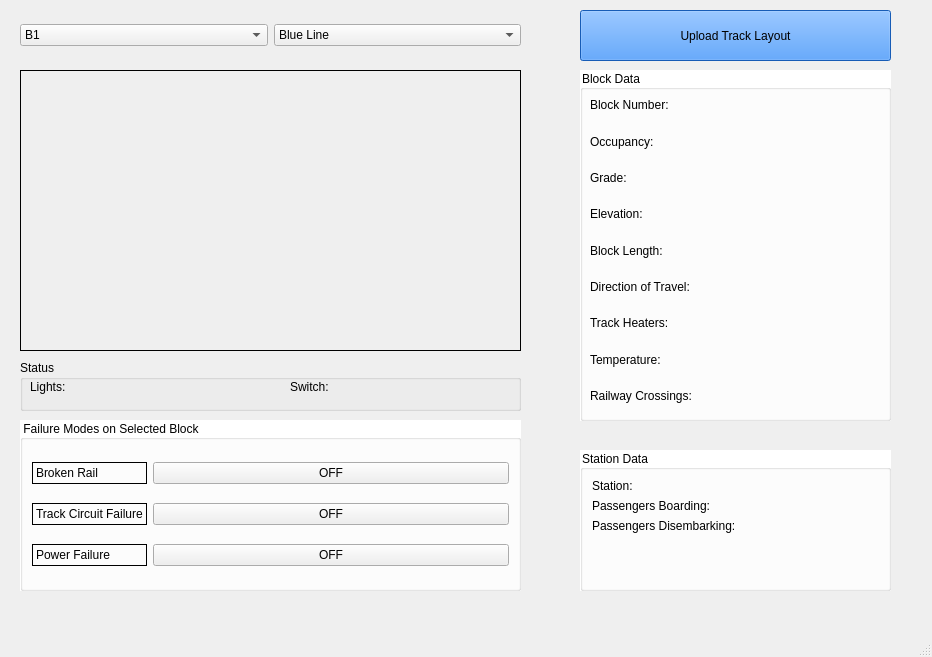
Qt form Track Model/Track_Model.ui (asmithie13/ECE-1140) before a commit.
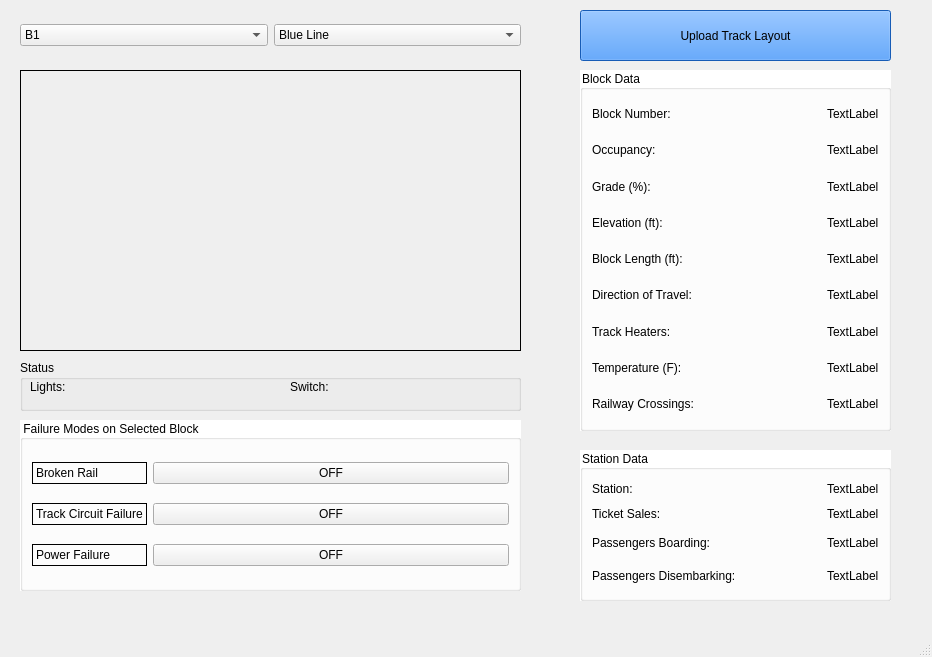
The same form after that commit. Icons and pictures are not drawn.

Patch:
```diff
--- a/Track Model/Track_Model.ui
+++ b/Track Model/Track_Model.ui
@@ -168,7 +168,7 @@
       <x>580</x>
       <y>70</y>
       <width>311</width>
-      <height>351</height>
+      <height>361</height>
      </rect>
     </property>
     <property name="styleSheet">
@@ -180,89 +180,259 @@
     <property name="title">
      <string>Block Data</string>
     </property>
-    <widget class="QWidget" name="layoutWidget">
-     <property name="geometry">
-      <rect>
-       <x>10</x>
-       <y>20</y>
-       <width>161</width>
-       <height>321</height>
-      </rect>
-     </property>
-     <layout class="QVBoxLayout" name="verticalLayout">
-      <item>
+    <layout class="QGridLayout" name="gridLayout_3">
+     <item row="0" column="0">
        <widget class="QLabel" name="label_6">
         <property name="text">
          <string>Block Number:</string>
         </property>
        </widget>
       </item>
-      <item>
+     <item row="0" column="1" colspan="2">
+      <spacer name="horizontalSpacer">
+       <property name="orientation">
+        <enum>Qt::Horizontal</enum>
+       </property>
+       <property name="sizeHint" stdset="0">
+        <size>
+         <width>138</width>
+         <height>20</height>
+        </size>
+       </property>
+      </spacer>
+     </item>
+     <item row="0" column="3">
+      <widget class="QLabel" name="label_16">
+       <property name="text">
+        <string>TextLabel</string>
+       </property>
+      </widget>
+     </item>
+     <item row="1" column="0">
        <widget class="QLabel" name="label_7">
         <property name="text">
          <string>Occupancy:</string>
         </property>
        </widget>
       </item>
-      <item>
+     <item row="1" column="1" colspan="2">
+      <spacer name="horizontalSpacer_2">
+       <property name="orientation">
+        <enum>Qt::Horizontal</enum>
+       </property>
+       <property name="sizeHint" stdset="0">
+        <size>
+         <width>138</width>
+         <height>20</height>
+        </size>
+       </property>
+      </spacer>
+     </item>
+     <item row="1" column="3">
+      <widget class="QLabel" name="label_17">
+       <property name="text">
+        <string>TextLabel</string>
+       </property>
+      </widget>
+     </item>
+     <item row="2" column="0">
        <widget class="QLabel" name="label_8">
         <property name="text">
-         <string>Grade:</string>
+        <string>Grade (%):</string>
         </property>
        </widget>
       </item>
-      <item>
+     <item row="2" column="1" colspan="2">
+      <spacer name="horizontalSpacer_3">
+       <property name="orientation">
+        <enum>Qt::Horizontal</enum>
+       </property>
+       <property name="sizeHint" stdset="0">
+        <size>
+         <width>138</width>
+         <height>20</height>
+        </size>
+       </property>
+      </spacer>
+     </item>
+     <item row="2" column="3">
+      <widget class="QLabel" name="label_18">
+       <property name="text">
+        <string>TextLabel</string>
+       </property>
+      </widget>
+     </item>
+     <item row="3" column="0">
        <widget class="QLabel" name="label_9">
         <property name="text">
-         <string>Elevation:</string>
+        <string>Elevation (ft):</string>
         </property>
        </widget>
       </item>
-      <item>
+     <item row="3" column="1" colspan="2">
+      <spacer name="horizontalSpacer_4">
+       <property name="orientation">
+        <enum>Qt::Horizontal</enum>
+       </property>
+       <property name="sizeHint" stdset="0">
+        <size>
+         <width>138</width>
+         <height>20</height>
+        </size>
+       </property>
+      </spacer>
+     </item>
+     <item row="3" column="3">
+      <widget class="QLabel" name="label_19">
+       <property name="text">
+        <string>TextLabel</string>
+       </property>
+      </widget>
+     </item>
+     <item row="4" column="0">
        <widget class="QLabel" name="label_10">
         <property name="text">
-         <string>Block Length:</string>
+        <string>Block Length (ft):</string>
         </property>
        </widget>
       </item>
-      <item>
+     <item row="4" column="2">
+      <spacer name="horizontalSpacer_5">
+       <property name="orientation">
+        <enum>Qt::Horizontal</enum>
+       </property>
+       <property name="sizeHint" stdset="0">
+        <size>
+         <width>132</width>
+         <height>20</height>
+        </size>
+       </property>
+      </spacer>
+     </item>
+     <item row="4" column="3">
+      <widget class="QLabel" name="label_20">
+       <property name="text">
+        <string>TextLabel</string>
+       </property>
+      </widget>
+     </item>
+     <item row="5" column="0" colspan="2">
        <widget class="QLabel" name="label_11">
         <property name="text">
          <string>Direction of Travel:</string>
         </property>
        </widget>
       </item>
-      <item>
+     <item row="5" column="2">
+      <spacer name="horizontalSpacer_6">
+       <property name="orientation">
+        <enum>Qt::Horizontal</enum>
+       </property>
+       <property name="sizeHint" stdset="0">
+        <size>
+         <width>132</width>
+         <height>20</height>
+        </size>
+       </property>
+      </spacer>
+     </item>
+     <item row="5" column="3">
+      <widget class="QLabel" name="label_21">
+       <property name="text">
+        <string>TextLabel</string>
+       </property>
+      </widget>
+     </item>
+     <item row="6" column="0">
        <widget class="QLabel" name="label_12">
         <property name="text">
          <string>Track Heaters:</string>
         </property>
        </widget>
       </item>
-      <item>
+     <item row="6" column="2">
+      <spacer name="horizontalSpacer_7">
+       <property name="orientation">
+        <enum>Qt::Horizontal</enum>
+       </property>
+       <property name="sizeHint" stdset="0">
+        <size>
+         <width>132</width>
+         <height>20</height>
+        </size>
+       </property>
+      </spacer>
+     </item>
+     <item row="6" column="3">
+      <widget class="QLabel" name="label_22">
+       <property name="text">
+        <string>TextLabel</string>
+       </property>
+      </widget>
+     </item>
+     <item row="7" column="0">
        <widget class="QLabel" name="label_13">
         <property name="text">
-         <string>Temperature:</string>
+        <string>Temperature (F):</string>
         </property>
        </widget>
       </item>
-      <item>
+     <item row="7" column="2">
+      <spacer name="horizontalSpacer_8">
+       <property name="orientation">
+        <enum>Qt::Horizontal</enum>
+       </property>
+       <property name="sizeHint" stdset="0">
+        <size>
+         <width>132</width>
+         <height>20</height>
+        </size>
+       </property>
+      </spacer>
+     </item>
+     <item row="7" column="3">
+      <widget class="QLabel" name="label_23">
+       <property name="text">
+        <string>TextLabel</string>
+       </property>
+      </widget>
+     </item>
+     <item row="8" column="0">
        <widget class="QLabel" name="label_33">
         <property name="text">
          <string>Railway Crossings:</string>
         </property>
        </widget>
       </item>
-     </layout>
-    </widget>
-   </widget>
+     <item row="8" column="2">
+      <spacer name="horizontalSpacer_9">
+       <property name="orientation">
+        <enum>Qt::Horizontal</enum>
+       </property>
+       <property name="sizeHint" stdset="0">
+        <size>
+         <width>132</width>
+         <height>20</height>
+        </size>
+       </property>
+      </spacer>
+     </item>
+     <item row="8" column="3">
+      <widget class="QLabel" name="label_24">
+       <property name="text">
+        <string>TextLabel</string>
+       </property>
+      </widget>
+     </item>
+    </layout>
+   </widget>
    <widget class="QGroupBox" name="groupBox_3">
     <property name="geometry">
      <rect>
       <x>580</x>
       <y>450</y>
       <width>311</width>
-      <height>141</height>
+      <height>151</height>
      </rect>
     </property>
     <property name="styleSheet">
@@ -274,7 +444,7 @@
     <property name="title">
      <string>Station Data</string>
     </property>
-    <layout class="QFormLayout" name="formLayout">
+    <layout class="QGridLayout" name="gridLayout_4">
      <item row="0" column="0">
       <widget class="QLabel" name="label_30">
        <property name="text">
@@ -282,20 +452,107 @@
        </property>
       </widget>
      </item>
+     <item row="0" column="1" colspan="3">
+      <spacer name="horizontalSpacer_10">
+       <property name="orientation">
+        <enum>Qt::Horizontal</enum>
+       </property>
+       <property name="sizeHint" stdset="0">
+        <size>
+         <width>167</width>
+         <height>19</height>
+        </size>
+       </property>
+      </spacer>
+     </item>
+     <item row="0" column="4">
+      <widget class="QLabel" name="label_26">
+       <property name="text">
+        <string>TextLabel</string>
+       </property>
+      </widget>
+     </item>
      <item row="1" column="0">
+      <widget class="QLabel" name="label_25">
+       <property name="text">
+        <string>Ticket Sales:</string>
+       </property>
+      </widget>
+     </item>
+     <item row="1" column="1" colspan="3">
+      <spacer name="horizontalSpacer_11">
+       <property name="orientation">
+        <enum>Qt::Horizontal</enum>
+       </property>
+       <property name="sizeHint" stdset="0">
+        <size>
+         <width>167</width>
+         <height>19</height>
+        </size>
+       </property>
+      </spacer>
+     </item>
+     <item row="1" column="4">
+      <widget class="QLabel" name="label_27">
+       <property name="text">
+        <string>TextLabel</string>
+       </property>
+      </widget>
+     </item>
+     <item row="2" column="0" rowspan="2" colspan="3">
       <widget class="QLabel" name="label_31">
        <property name="text">
         <string>Passengers Boarding:</string>
        </property>
       </widget>
      </item>
-     <item row="2" column="0">
+     <item row="2" column="4" rowspan="2">
+      <widget class="QLabel" name="label_28">
+       <property name="text">
+        <string>TextLabel</string>
+       </property>
+      </widget>
+     </item>
+     <item row="3" column="2" colspan="2">
+      <spacer name="horizontalSpacer_12">
+       <property name="orientation">
+        <enum>Qt::Horizontal</enum>
+       </property>
+       <property name="sizeHint" stdset="0">
+        <size>
+         <width>145</width>
+         <height>19</height>
+        </size>
+       </property>
+      </spacer>
+     </item>
+     <item row="4" column="0" rowspan="2" colspan="4">
       <widget class="QLabel" name="label_32">
        <property name="text">
         <string>Passengers Disembarking:</string>
        </property>
       </widget>
      </item>
+     <item row="4" column="4" rowspan="2">
+      <widget class="QLabel" name="label_29">
+       <property name="text">
+        <string>TextLabel</string>
+       </property>
+      </widget>
+     </item>
+     <item row="5" column="3">
+      <spacer name="horizontalSpacer_13">
+       <property name="orientation">
+        <enum>Qt::Horizontal</enum>
+       </property>
+       <property name="sizeHint" stdset="0">
+        <size>
+         <width>124</width>
+         <height>19</height>
+        </size>
+       </property>
+      </spacer>
+     </item>
     </layout>
    </widget>
    <widget class="QWidget" name="layoutWidget">
```
Lines whose indentation alone changed are shown as unchanged.
